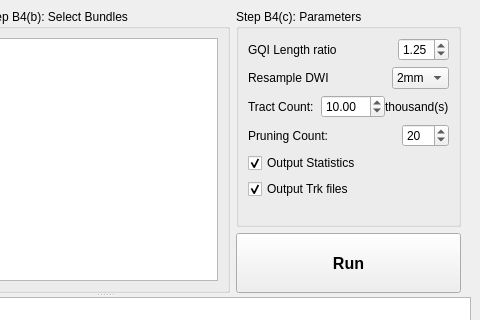
Above: auto_track.ui from frankyeh/DSI-Studio before the change; both pictures show x 270 to 750 and y 0 to 320 of the 750 by 505 pixel window. Below: the same form after it.
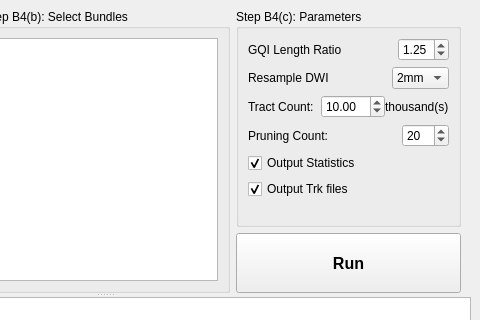
That is the form after the change. Icons and pictures are not drawn.

The edit to the form file:
```diff
--- a/auto_track.ui
+++ b/auto_track.ui
@@ -230,7 +230,7 @@
                <item>
                 <widget class="QLabel" name="label_5">
                  <property name="text">
-                  <string>GQI Length ratio</string>
+                  <string>GQI Length Ratio</string>
                  </property>
                 </widget>
                </item>
```
